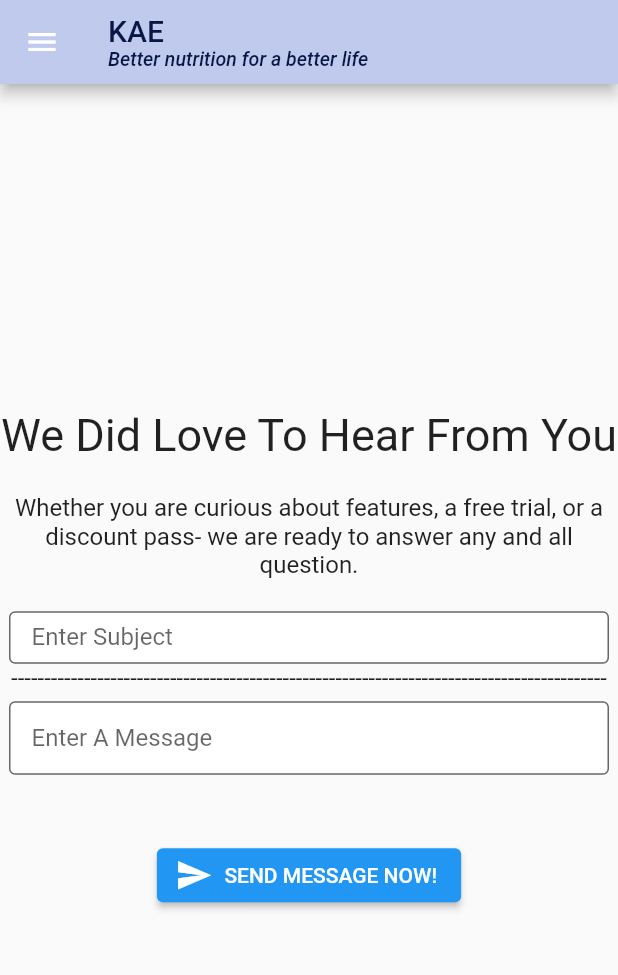
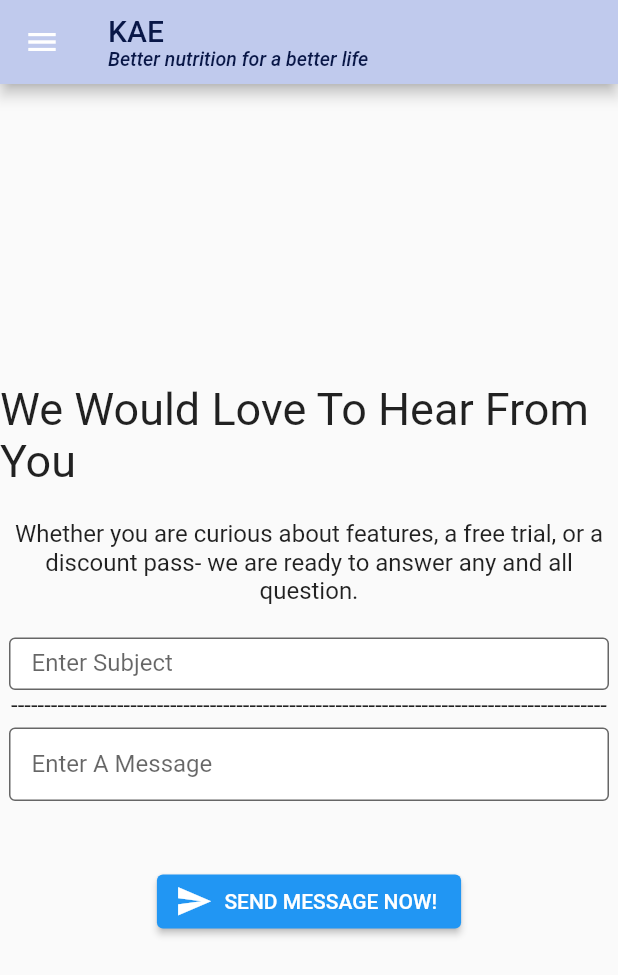
Before and after one commit to Badymits/AppDevFinals, a Flutter app: the contact screen opened by its route, on a phone screen of 412 x 824 dp. Shown: the top 975 px of the screen. Run offline on Flutter 3.47's test engine with Material 2 defaults, Android fonts, the phone set to English and light mode, and no system bars.

Commit message:
edited grammar

```diff
--- a/lib/contact.dart
+++ b/lib/contact.dart
@@ -39,7 +39,7 @@ class contact extends StatelessWidget {
             Container(
               alignment: Alignment.center,
               child: const Text(
-                  'We Did Love To Hear From You',
+                  'We Would Love To Hear From You',
                   style: TextStyle(
                     fontSize: 30,
                   )),
```
